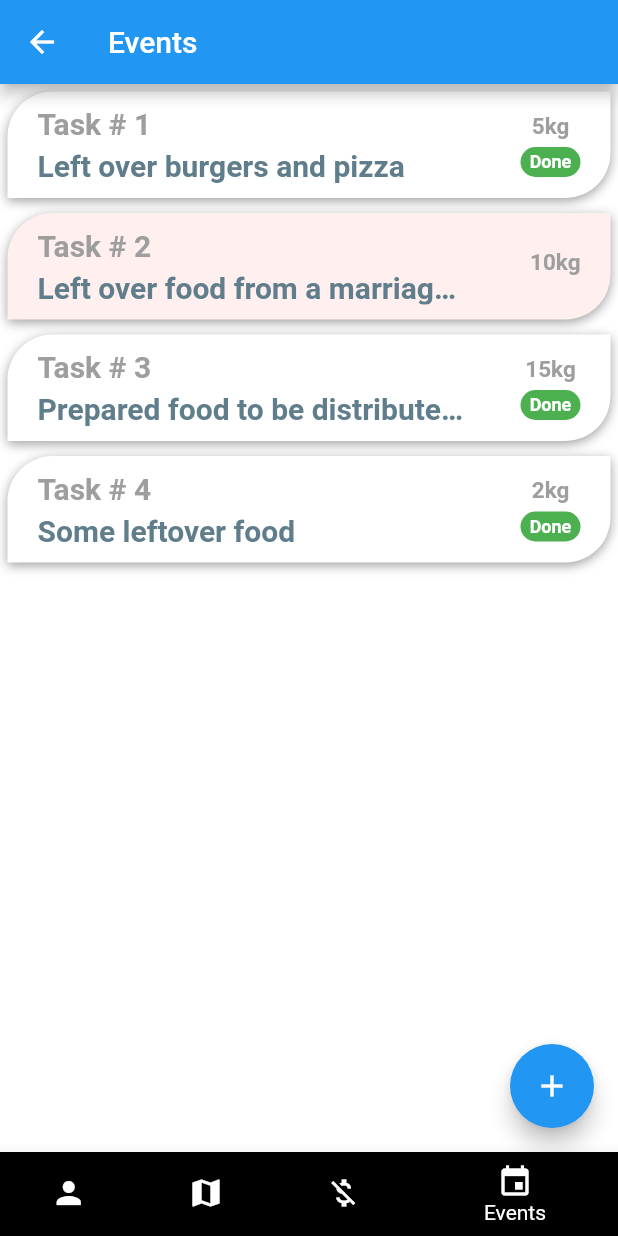
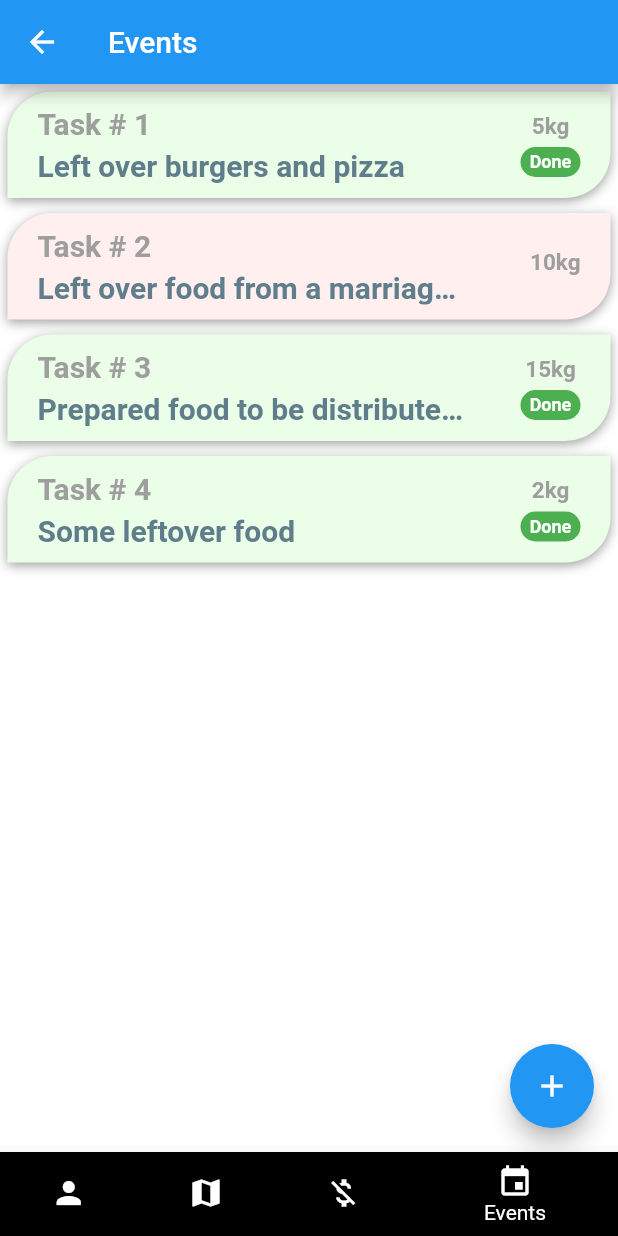
Before and after one commit to taimoor61/FoodEn, a Flutter app: the HomeScreen screen opened by its route, item 4 of the bottom bar chosen, on a phone screen of 412 x 824 dp. Run offline on Flutter 3.47's test engine with Material 2 defaults, Android fonts, the phone set to English and light mode, and no system bars; our stand-ins replace firebase_auth, flutter_credit_card, geolocator, google_maps_flutter, modal_progress_hud; accounts and stored records are empty.

Commit message:
Added Firebase Authentication, Pageview and Dismissible events

```diff
--- a/lib/screens/donate_screen.dart
+++ b/lib/screens/donate_screen.dart
@@ -49,8 +49,8 @@ class DonateScreen extends StatelessWidget {
                         onTap: (){
                           Navigator.push(context, MaterialPageRoute(
                               builder: (context) => OrgDetailScreen(
-                                path: orgs[index].path,
-                                name: orgs[index].name,
+                                path: org.path,
+                                name: org.name,
                               )));
                         },
                         child: Card(
--- a/lib/screens/event_screen.dart
+++ b/lib/screens/event_screen.dart
@@ -1,6 +1,7 @@
 import 'package:flutter/material.dart';
 import 'package:fooden/models/events.dart';
 import 'package:fooden/screens/add_event_screen.dart';
+import 'dart:math' as math;
 
 class EventScreen extends StatefulWidget {
   @override
@@ -58,18 +59,41 @@ class _EventScreenState extends State<EventScreen> {
         itemCount: events.length,
         itemBuilder: (BuildContext context, int index) {
           final Event event = events[index];
-          return GestureDetector(
-            onLongPress: (){
-              setState(() {
-                events.remove(event);
-              });
+          return Dismissible(
+            onDismissed: (direction) {
+              if (direction == DismissDirection.endToStart) {
+                setState(() {
+                  events.removeAt(index);
+                });
+              }
             },
+            direction: DismissDirection.endToStart,
+            background: Container(
+              padding: EdgeInsets.all(20.0),
+              alignment: Alignment.centerRight,
+              color: Colors.red,
+              child: Transform.rotate(
+                angle: 45 * math.pi / 180,
+                child: Container(
+                  decoration: BoxDecoration(
+                    shape: BoxShape.circle,
+                    border: Border.all(width: 2.0, color: Colors.white),
+                  ),
+                  child: Icon(
+                    Icons.add,
+                    color: Colors.white,
+                  ),
+                ),
+              ),
+            ),
+            key: UniqueKey(),
             child: Container(
-              margin: EdgeInsets.all(
-                  5.0), //only(top: 5.0, bottom: 5.0, right: 20.0, left: 5.0),
+              margin: EdgeInsets.all(5.0),
               padding: EdgeInsets.symmetric(horizontal: 20.0, vertical: 10.0),
               decoration: BoxDecoration(
-                color: event.isHandled ? Colors.white : Color(0xFFFFEFEE),//Color(0xFFebffe8)
+                color: event.isHandled
+                    ? Color(0xFFebffe8)
+                    : Color(0xFFFFEFEE), //Color(0xFFebffe8)
                 borderRadius: BorderRadius.only(
                   topLeft: Radius.circular(30.0),
                   bottomRight: Radius.circular(30.0),
@@ -92,9 +116,10 @@ class _EventScreenState extends State<EventScreen> {
                       Text(
                         "Task # " + (index + 1).toString(),
                         style: TextStyle(
-                            fontSize: 20.0,
-                            color: Colors.grey,
-                            fontWeight: FontWeight.bold),
+                          fontSize: 20.0,
+                          color: Colors.grey,
+                          fontWeight: FontWeight.bold,
+                        ),
                       ),
                       SizedBox(height: 5.0),
                       Container(
--- a/lib/screens/home_screen.dart
+++ b/lib/screens/home_screen.dart
@@ -1,8 +1,9 @@
+import 'package:firebase_auth/firebase_auth.dart';
 import 'package:flutter/material.dart';
 import 'package:fooden/screens/donate_screen.dart';
 import 'package:fooden/screens/event_screen.dart';
 import 'package:fooden/screens/profile_screen.dart';
-import 'package:fooden/screens/volunteer_screen.dart';
+//import 'package:fooden/screens/volunteer_screen.dart';
 
 class HomeScreen extends StatefulWidget {
   @override
@@ -10,23 +11,67 @@ class HomeScreen extends StatefulWidget {
 }
 
 class _HomeScreenState extends State<HomeScreen> {
-  int _currentIndex = 0;
-  List<Widget> _children = [
+  int _currentIndex;
+  final _auth = FirebaseAuth.instance;
+  FirebaseUser loggedInUser;
+  PageController _controller;
+
+  final List<Widget> _children = [
     ProfileScreen(),
-    MyMap(),
+    //MyMap(),
+    Container(color: Colors.red),
     DonateScreen(),
     EventScreen(),
   ];
+  PageView pageView;
+
+  @override
+  void initState() {
+    super.initState();
+    getCurrentUser();
+    initialize();
+  }
+
+  @override
+  void dispose() {
+    _controller.dispose();
+    super.dispose();
+  }
+
+  void initialize() {
+    _currentIndex = 0;
+    _controller = PageController(initialPage: _currentIndex);
+    pageView = PageView(
+      controller: this._controller,
+      children: this._children,
+      onPageChanged: (page) {
+        setState(() {
+          _currentIndex = page;
+        });
+      },
+    );
+  }
+
+  void getCurrentUser() async {
+    try {
+      loggedInUser = await _auth.currentUser();
+      if (loggedInUser != null) {
+        print(loggedInUser.email);
+      }
+    } catch (e) {}
+  }
 
   @override
   Widget build(BuildContext context) {
     return Scaffold(
-      body: _children[_currentIndex],
+      body: pageView,
       bottomNavigationBar: BottomNavigationBar(
         currentIndex: _currentIndex,
         onTap: (index) {
           setState(() {
             _currentIndex = index;
+            this._controller.animateToPage(index,
+                duration: Duration(milliseconds: 500), curve: Curves.ease);
           });
         },
         items: [
--- a/pubspec.yaml
+++ b/pubspec.yaml
@@ -26,6 +26,9 @@ dependencies:
   flutter_credit_card: ^0.1.3
   google_maps_flutter: ^0.5.27+1
   geolocator: ^5.3.1
+  firebase_core: ^0.4.5
+  firebase_auth: ^0.16.1
+  modal_progress_hud: ^0.1.3
 
 dev_dependencies:
   flutter_test:
```
Also changed, not shown: lib/screens/alert_dialog_with_message.dart (added, +43 -0 lines), lib/screens/login_screen.dart (+60 -6 lines), lib/screens/registration_screen.dart (+61 -6 lines), pubspec.lock, 3 other files.
